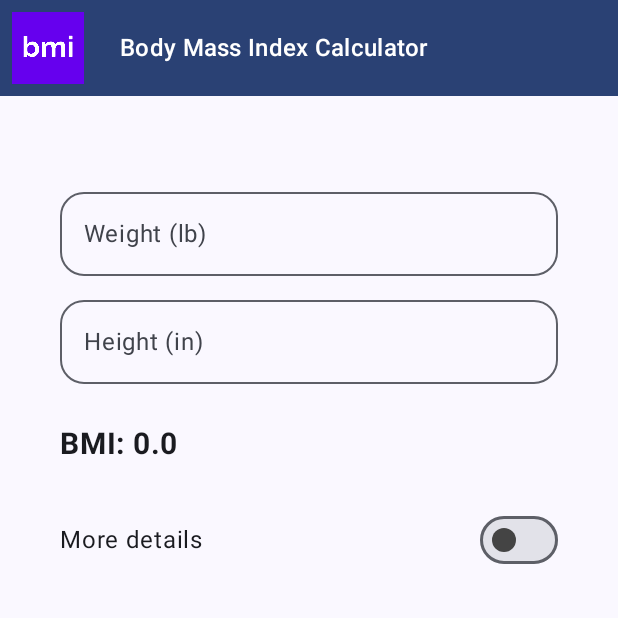
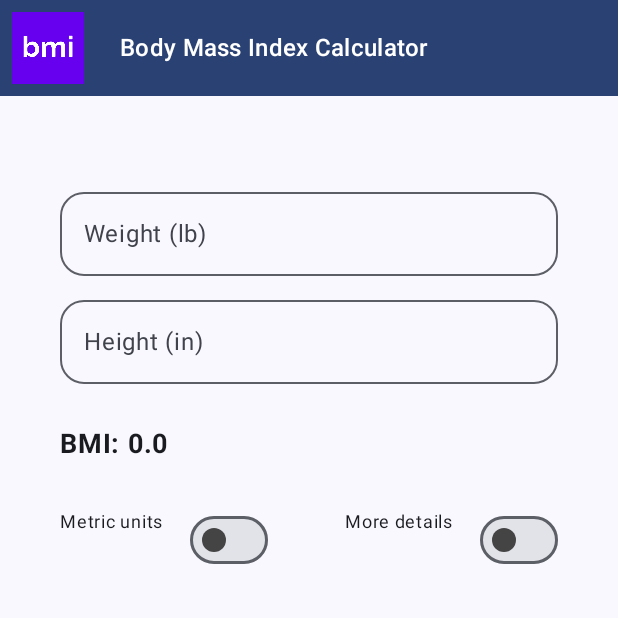
Before and after one commit to annedawson/BMI, an Android app built with Jetpack Compose: the screen it shows after launch (MainActivity), on a phone screen of 412 x 824 dp, the top half of it. Run offline under Robolectric (Android 15) with nearby library versions, the phone set to English and light mode, and no system bars.

Commit message:
Commit 20/9/2024 after adding a second switch for metric units. 20/9/2024, 21:14 PT

```diff
--- a/app/src/main/java/net/annedawson/bmi/MainActivity.kt
+++ b/app/src/main/java/net/annedawson/bmi/MainActivity.kt
@@ -104,7 +104,10 @@ fun BmiApp() {
     val focusManager = LocalFocusManager.current  // Unit 6: Set keyboard actions
 
     var moreDetails by rememberSaveable { mutableStateOf(false) }
-    // moreDetails is now a state
+    // moreDetails is now a state. it will be changed by the switch.
+
+    var metricUnits by rememberSaveable { mutableStateOf(false) }
+    // moreDetails is now a state. it will be changed by the switch.
 
     val bmi = calculateBmi(weight, height)
 
@@ -239,17 +242,17 @@ fun BmiApp() {
             ) {
                 Text(
                     text = stringResource(R.string.bmi, bmi),
-                    fontSize = 20.sp,
+                    fontSize = 18.sp,
                     fontWeight = FontWeight.Bold
                 )
                 Text(
                     text = bmiCategory,
-                    fontSize = 20.sp,
+                    fontSize = 18.sp,
                     fontWeight = FontWeight.Bold
                 )
             }
             Spacer(modifier = Modifier.height(12.dp))
-            MoreDetailsRow(moreDetails = moreDetails, onMoreDetailsChanged = { moreDetails = it })
+            MetricDetailsRow(metricUnits = metricUnits, onMetricUnitsChanged = { metricUnits = it },moreDetails = moreDetails, onMoreDetailsChanged = { moreDetails = it })
             if (moreDetails) {
                 // To hide the keyboard
                 keyboardController?.hide()
@@ -293,28 +296,44 @@ fun EditNumberField(
 }
 
 @Composable
-fun MoreDetailsRow(
+fun MetricDetailsRow(
+    metricUnits: Boolean,
+    onMetricUnitsChanged: (Boolean) -> Unit,
     moreDetails: Boolean,
     onMoreDetailsChanged: (Boolean) -> Unit,
     modifier: Modifier = Modifier
 ) {
     Row(
         modifier = Modifier
-            .fillMaxWidth()
-            .size(48.dp),
-        verticalAlignment = Alignment.CenterVertically
+            .fillMaxWidth(),
+            //.size(48.dp),
+        //verticalAlignment = Alignment.CenterVertically,
+        horizontalArrangement =   Arrangement.SpaceEvenly
     ) {
-        Text(text = stringResource(R.string.more_details))
+        Text(text = stringResource(R.string.metric_units),
+            fontSize = 12.sp)
+        Spacer(modifier = Modifier.weight(1f))
+        Switch(  // import androidx.compose.material3.Switch
+            checked = metricUnits,
+            onCheckedChange = onMetricUnitsChanged,
+           /*colors = SwitchDefaults.colors(
+               uncheckedThumbColor = Color.DarkGray
+            )*/
+            colors = SwitchDefaults.colors(
+                uncheckedThumbColor = if (isSystemInDarkTheme()) {
+                    Color.LightGray
+                } else {
+                    Color.DarkGray // Or any dark color with good contrast
+                }
+            )
+        )
+        Spacer(modifier = Modifier.weight(3f))
+        Text(text = stringResource(R.string.more_details),
+            fontSize = 12.sp)
+        Spacer(modifier = Modifier.weight(1f))
         Switch(  // import androidx.compose.material3.Switch
             checked = moreDetails,
             onCheckedChange = onMoreDetailsChanged,
-            modifier = modifier
-                .fillMaxWidth()
-                .wrapContentWidth(Alignment.End),
-            /*colors = SwitchDefaults.colors(
-               uncheckedThumbColor = Color.DarkGray
-            )*/
-
             colors = SwitchDefaults.colors(
                 uncheckedThumbColor = if (isSystemInDarkTheme()) {
                     Color.LightGray
--- a/app/src/main/res/values/strings.xml
+++ b/app/src/main/res/values/strings.xml
@@ -5,5 +5,6 @@
     <string name="bmi">BMI: %s</string>
     <string name="height">Height (in)</string>
     <string name="more_details">More details</string>
+    <string name="metric_units">Metric units</string>
     <string name="top_app_bar_title">Body Mass Index Calculator</string>
 </resources>
```
